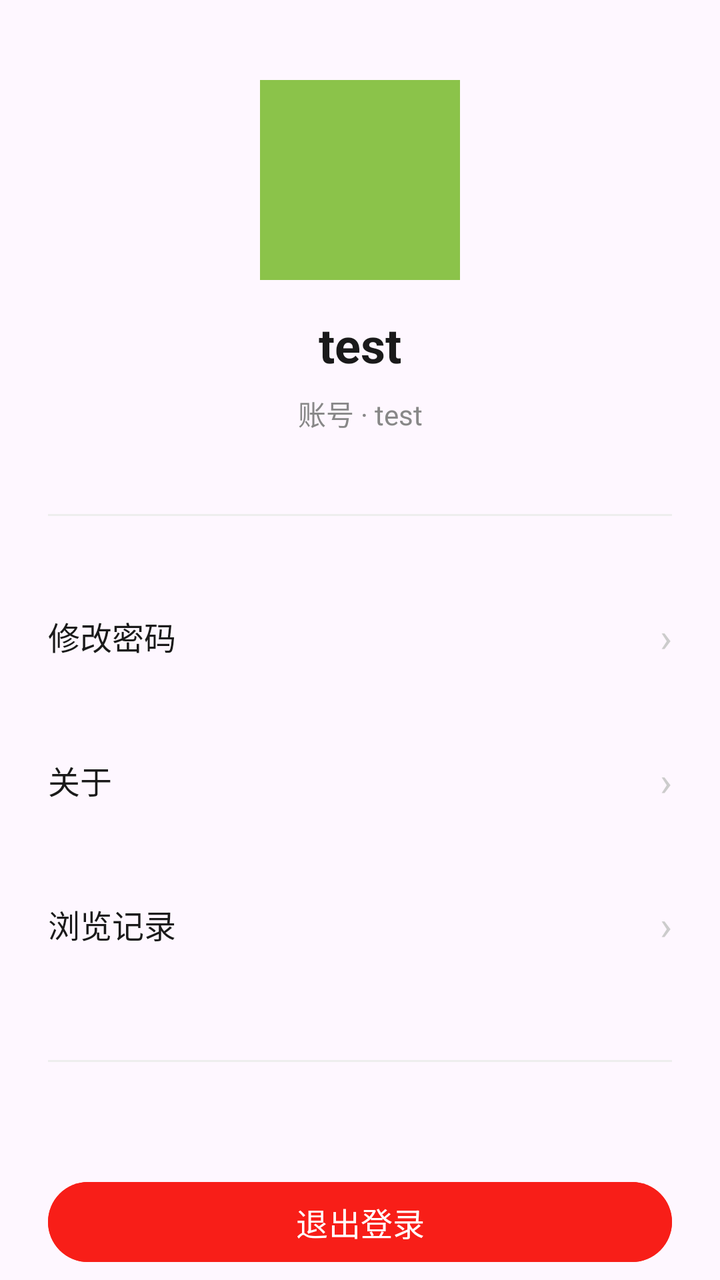
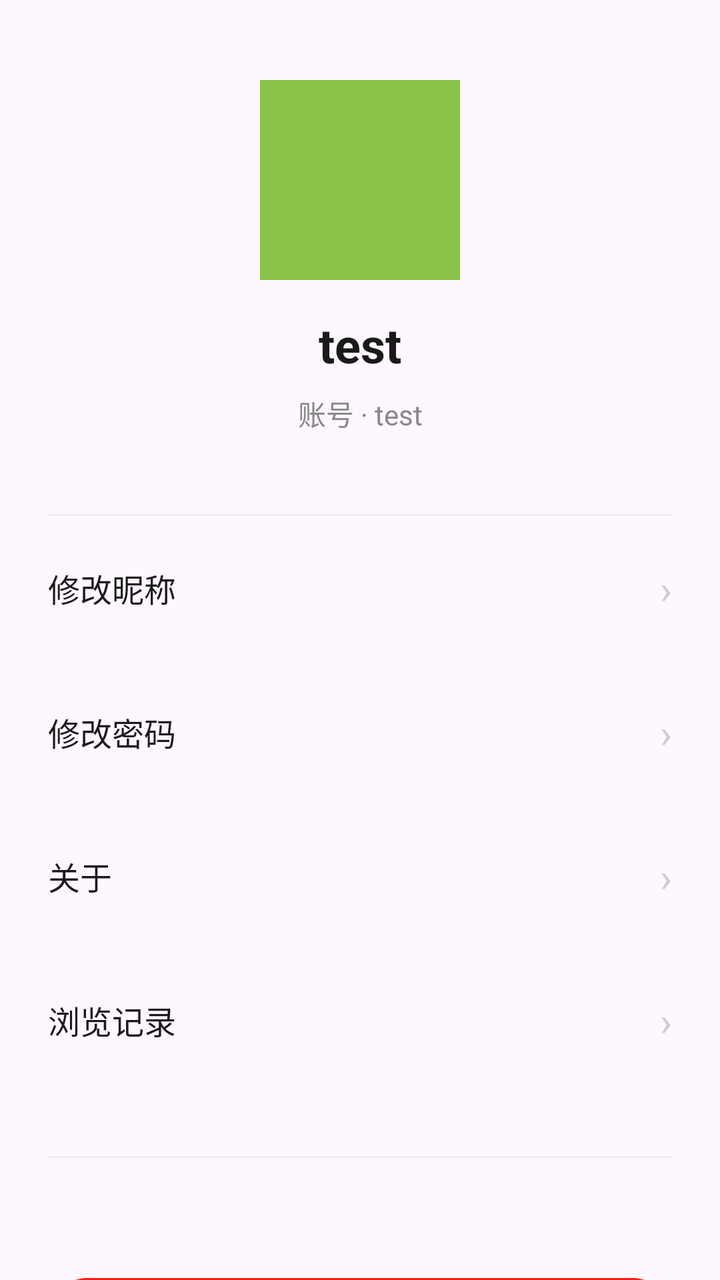

Before-and-after screenshots of an Android layout around one commit, followed by the original layout XML and the change that was made.
<!-- AndroidManifest.xml: application theme Theme.PoemApp -->
<!-- res/layout/fragment_profile.xml -->
<?xml version="1.0" encoding="utf-8"?>
<androidx.constraintlayout.widget.ConstraintLayout
    xmlns:android="http://schemas.android.com/apk/res/android"
    xmlns:app="http://schemas.android.com/apk/res-auto"
    android:layout_width="match_parent"
    android:layout_height="match_parent">

    
    <View
        android:id="@+id/ivAvatar"
        android:layout_width="100dp"
        android:layout_height="100dp"
        android:layout_marginTop="40dp"
        android:background="#8BC34A"
        app:layout_constraintTop_toTopOf="parent"
        app:layout_constraintStart_toStartOf="parent"
        app:layout_constraintEnd_toEndOf="parent" />

    
    <TextView
        android:id="@+id/tvUsername"
        android:layout_width="0dp"
        android:layout_height="wrap_content"
        android:layout_marginTop="16dp"
        android:text="test"
        android:textColor="#1A1A1A"
        android:textSize="24sp"
        android:textStyle="bold"
        app:layout_constraintTop_toBottomOf="@id/ivAvatar"
        app:layout_constraintStart_toStartOf="parent"
        app:layout_constraintEnd_toEndOf="parent"
        android:gravity="center"/>

    
    <TextView
        android:id="@+id/tvAccount"
        android:layout_width="0dp"
        android:layout_height="wrap_content"
        android:layout_marginTop="8dp"
        android:text="账号 · test"
        android:textColor="#888888"
        android:textSize="14sp"
        app:layout_constraintTop_toBottomOf="@id/tvUsername"
        app:layout_constraintStart_toStartOf="parent"
        app:layout_constraintEnd_toEndOf="parent"
        android:gravity="center"/>

    

    <View
        android:id="@+id/divider1"
        android:layout_width="0dp"
        android:layout_height="1dp"
        android:layout_marginStart="24dp"
        android:layout_marginEnd="24dp"
        android:layout_marginTop="40dp"
        android:background="#EEEEEE"
        app:layout_constraintTop_toBottomOf="@id/tvAccount"
        app:layout_constraintStart_toStartOf="parent"
        app:layout_constraintEnd_toEndOf="parent" />

    <TextView
        android:layout_width="0dp"
        android:layout_height="56dp"
        android:id="@+id/tvChangePassword"
        android:text="修改密码"
        android:textSize="16sp"
        android:textColor="#1A1A1A"
        app:layout_constraintTop_toBottomOf="@id/divider1"
        android:layout_marginTop="32dp"
        app:layout_constraintStart_toStartOf="parent"
        app:layout_constraintEnd_toEndOf="parent"
        android:layout_marginStart="24dp"
        android:layout_marginEnd="24dp"
        android:gravity="center_vertical"/>

    <TextView
        android:layout_width="wrap_content"
        android:layout_height="wrap_content"
        android:text="›"
        android:textSize="20sp"
        android:textColor="#CCCCCC"
        app:layout_constraintEnd_toEndOf="@id/tvChangePassword"
        app:layout_constraintTop_toTopOf="@id/tvChangePassword"
        app:layout_constraintBottom_toBottomOf="@id/tvChangePassword" />

    <TextView
        android:layout_width="0dp"
        android:layout_height="56dp"
        android:id="@+id/tvAbout"
        android:text="关于"
        android:textSize="16sp"
        android:textColor="#1A1A1A"
        app:layout_constraintTop_toBottomOf="@id/tvChangePassword"
        android:layout_marginTop="16dp"
        app:layout_constraintStart_toStartOf="parent"
        app:layout_constraintEnd_toEndOf="parent"
        android:layout_marginStart="24dp"
        android:layout_marginEnd="24dp"
        android:gravity="center_vertical"/>

    <TextView
        android:layout_width="wrap_content"
        android:layout_height="wrap_content"
        android:text="›"
        android:textSize="20sp"
        android:textColor="#CCCCCC"
        app:layout_constraintEnd_toEndOf="@id/tvAbout"
        app:layout_constraintTop_toTopOf="@id/tvAbout"
        app:layout_constraintBottom_toBottomOf="@id/tvAbout" />

    <TextView
        android:layout_width="0dp"
        android:layout_height="56dp"
        android:id="@+id/tvHistory"
        android:text="浏览记录"
        android:textSize="16sp"
        android:textColor="#1A1A1A"
        app:layout_constraintTop_toBottomOf="@id/tvAbout"
        android:layout_marginTop="16dp"
        app:layout_constraintStart_toStartOf="parent"
        app:layout_constraintEnd_toEndOf="parent"
        android:layout_marginStart="24dp"
        android:layout_marginEnd="24dp"
        android:gravity="center_vertical"/>

    <TextView
        android:layout_width="wrap_content"
        android:layout_height="wrap_content"
        android:text="›"
        android:textSize="20sp"
        android:textColor="#CCCCCC"
        app:layout_constraintEnd_toEndOf="@id/tvHistory"
        app:layout_constraintTop_toTopOf="@id/tvHistory"
        app:layout_constraintBottom_toBottomOf="@id/tvHistory" />

    

    <View
        android:id="@+id/divider2"
        android:layout_width="0dp"
        android:layout_height="1dp"
        android:layout_marginStart="24dp"
        android:layout_marginEnd="24dp"
        android:layout_marginTop="40dp"
        android:background="#EEEEEE"
        app:layout_constraintTop_toBottomOf="@id/tvHistory"
        app:layout_constraintStart_toStartOf="parent"
        app:layout_constraintEnd_toEndOf="parent" />

    
    <Button
        android:layout_width="0dp"
        android:layout_height="wrap_content"
        android:id="@+id/btnLogOut"
        android:text="退出登录"
        android:textSize="16sp"
        android:backgroundTint="#F81E18"
        android:textColor="#FFFFFF"
        app:layout_constraintStart_toStartOf="parent"
        app:layout_constraintEnd_toEndOf="parent"
        android:layout_marginStart="24dp"
        android:layout_marginEnd="24dp"
        app:layout_constraintTop_toBottomOf="@id/divider2"
        android:layout_marginTop="56dp"/>



</androidx.constraintlayout.widget.ConstraintLayout>
<!-- resources referenced by this layout -->
<resources>
  <style name="Theme.PoemApp" parent="Base.Theme.PoemApp" />
  <style name="Base.Theme.PoemApp" parent="Theme.Material3.DayNight.NoActionBar">
          
          
      </style>
</resources>

<!-- the commit's change to res/layout/fragment_profile.xml (unified diff, before → after) -->
@@ -60,14 +60,41 @@
         app:layout_constraintEnd_toEndOf="parent" />
 
     <TextView
+        android:id="@+id/tvChangeNickname"
+        android:layout_width="0dp"
+        android:layout_height="56dp"
+        android:layout_marginStart="24dp"
+        android:layout_marginEnd="24dp"
+        android:layout_marginTop="8dp"
+        android:gravity="center_vertical"
+        android:text="修改昵称"
+        android:textColor="#1A1A1A"
+        android:textSize="16sp"
+        app:layout_constraintStart_toStartOf="parent"
+        app:layout_constraintEnd_toEndOf="parent"
+        app:layout_constraintTop_toBottomOf="@id/divider1" />
+
+    <TextView
+        android:layout_width="wrap_content"
+        android:layout_height="wrap_content"
+        android:text="›"
+        android:textSize="20sp"
+        android:textColor="#CCCCCC"
+        app:layout_constraintEnd_toEndOf="@id/tvChangeNickname"
+        app:layout_constraintTop_toTopOf="@id/tvChangeNickname"
+        app:layout_constraintBottom_toBottomOf="@id/tvChangeNickname" />
+
+    
+
+    <TextView
         android:layout_width="0dp"
         android:layout_height="56dp"
         android:id="@+id/tvChangePassword"
         android:text="修改密码"
         android:textSize="16sp"
         android:textColor="#1A1A1A"
-        app:layout_constraintTop_toBottomOf="@id/divider1"
-        android:layout_marginTop="32dp"
+        app:layout_constraintTop_toBottomOf="@id/tvChangeNickname"
+        android:layout_marginTop="16dp"
         app:layout_constraintStart_toStartOf="parent"
         app:layout_constraintEnd_toEndOf="parent"
         android:layout_marginStart="24dp"
@@ -164,6 +191,16 @@
         app:layout_constraintTop_toBottomOf="@id/divider2"
         android:layout_marginTop="56dp"/>
 
-
+    <TextView
+        android:id="@+id/tvVersion"
+        android:layout_width="wrap_content"
+        android:layout_height="wrap_content"
+        android:text="PoemApp v1.0"
+        android:textSize="12sp"
+        android:textColor="#CCCCCC"
+        app:layout_constraintStart_toStartOf="parent"
+        app:layout_constraintEnd_toEndOf="parent"
+        app:layout_constraintTop_toBottomOf="@id/btnLogOut"
+        android:layout_marginTop="24dp" />
 
 </androidx.constraintlayout.widget.ConstraintLayout>
